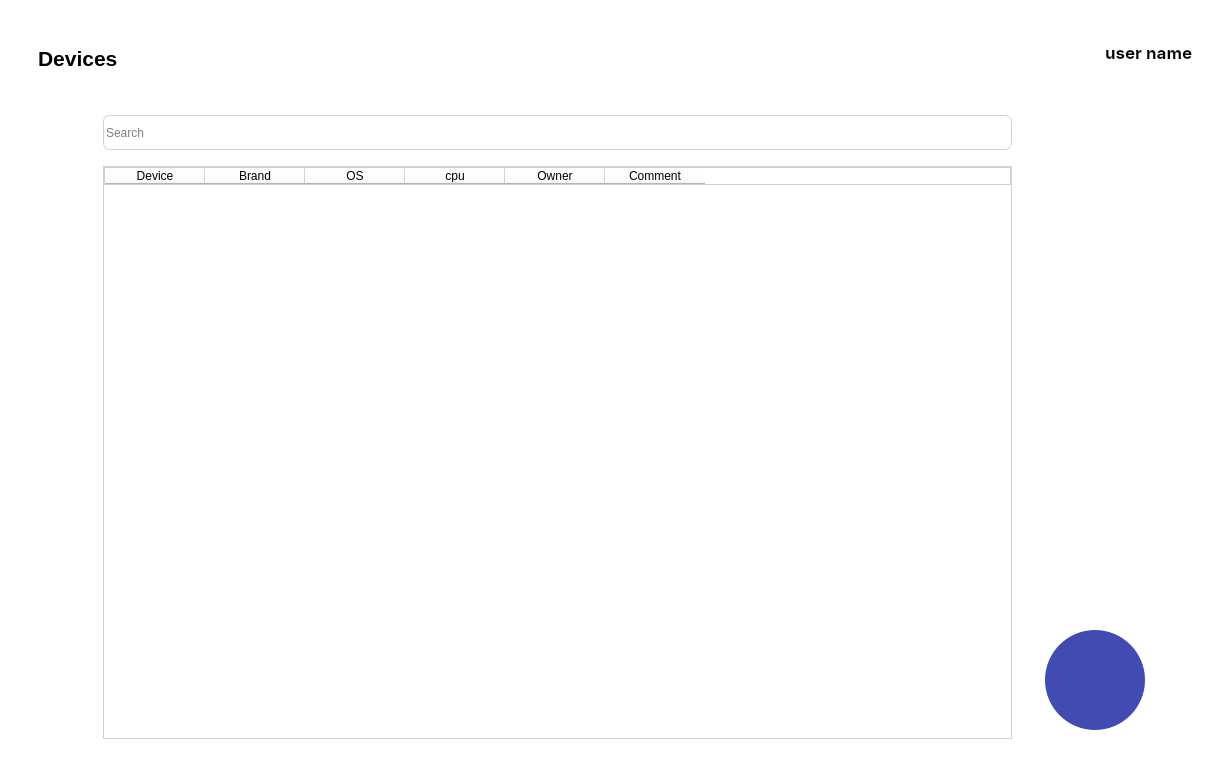
Qt form layouts/devices_screen.ui (fedulovs/InventoryUI) before a commit.
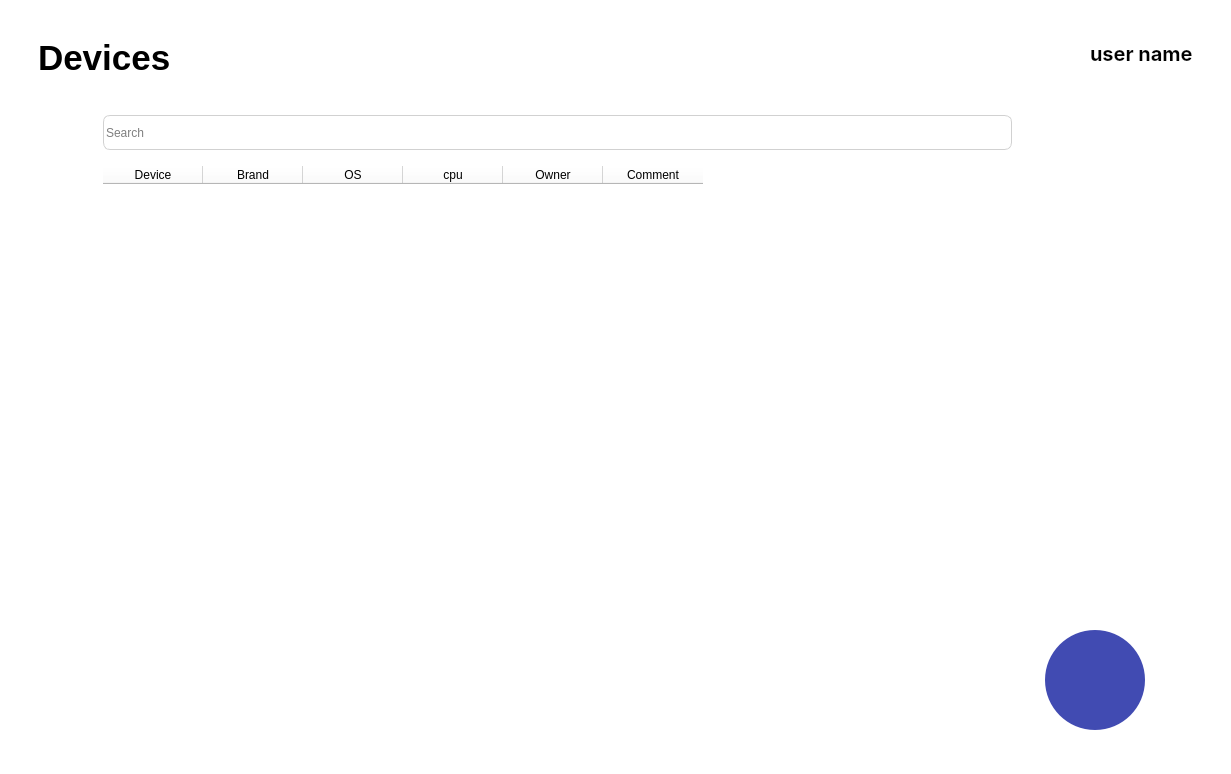
The same form after that commit. Icons and pictures are not drawn.

Commit message: Adjust label fonts according to design

Patch:
```diff
--- a/layouts/devices_screen.ui
+++ b/layouts/devices_screen.ui
@@ -39,7 +39,7 @@
       <enum>QFrame::Raised</enum>
      </property>
      <layout class="QHBoxLayout" name="horizontalLayout_2">
-      <item>
+      <item alignment="Qt::AlignVCenter">
        <widget class="QFrame" name="frame_2">
         <property name="font">
          <font>
@@ -66,7 +66,7 @@
            <property name="minimumSize">
             <size>
              <width>0</width>
-             <height>40</height>
+             <height>50</height>
             </size>
            </property>
            <property name="frameShape">
@@ -92,7 +92,7 @@
               </property>
               <property name="font">
                <font>
-                <pointsize>16</pointsize>
+                <pointsize>26</pointsize>
                 <bold>true</bold>
                </font>
               </property>
@@ -114,11 +114,17 @@
          <item alignment="Qt::AlignRight">
           <widget class="QFrame" name="frame_3">
            <property name="sizePolicy">
-            <sizepolicy hsizetype="MinimumExpanding" vsizetype="Preferred">
+            <sizepolicy hsizetype="MinimumExpanding" vsizetype="MinimumExpanding">
              <horstretch>0</horstretch>
              <verstretch>0</verstretch>
             </sizepolicy>
            </property>
+           <property name="minimumSize">
+            <size>
+             <width>0</width>
+             <height>40</height>
+            </size>
+           </property>
            <property name="styleSheet">
             <string notr="true">color: black;</string>
            </property>
@@ -150,7 +156,7 @@
               </property>
              </widget>
             </item>
-            <item>
+            <item alignment="Qt::AlignRight">
              <widget class="QLabel" name="user_name">
               <property name="sizePolicy">
                <sizepolicy hsizetype="MinimumExpanding" vsizetype="Preferred">
@@ -167,7 +173,7 @@
               <property name="font">
                <font>
                 <family>Inter</family>
-                <pointsize>13</pointsize>
+                <pointsize>15</pointsize>
                 <bold>true</bold>
                </font>
               </property>
@@ -482,7 +488,7 @@
             </size>
            </property>
            <property name="styleSheet">
-            <string notr="true">color: black; border: 1px solid #D1D1D1; </string>
+            <string notr="true">color: black;</string>
            </property>
            <property name="gridStyle">
             <enum>Qt::SolidLine</enum>
```
Left out of the diff: 5 changed lines with no effect on the pictures. The commit also changes 1 other file.
